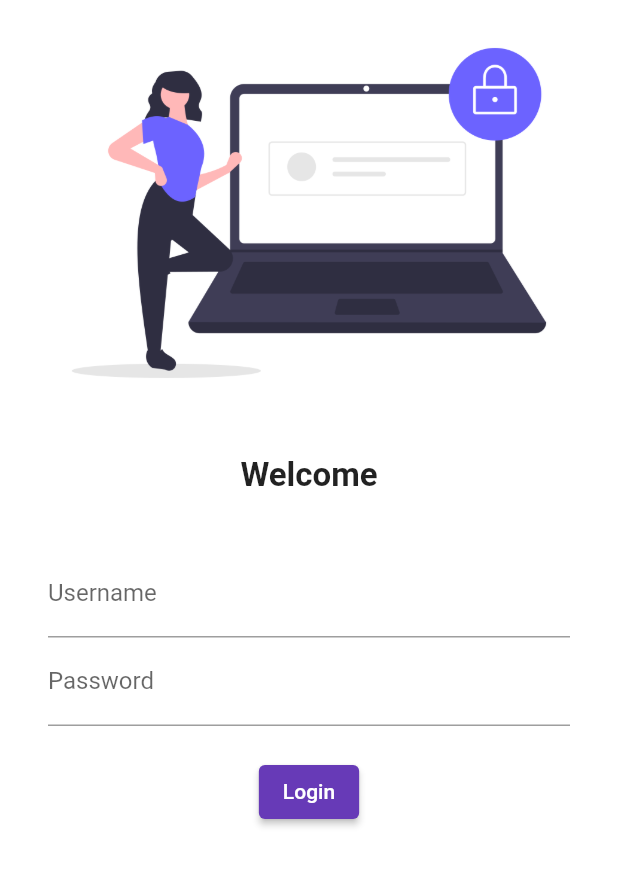
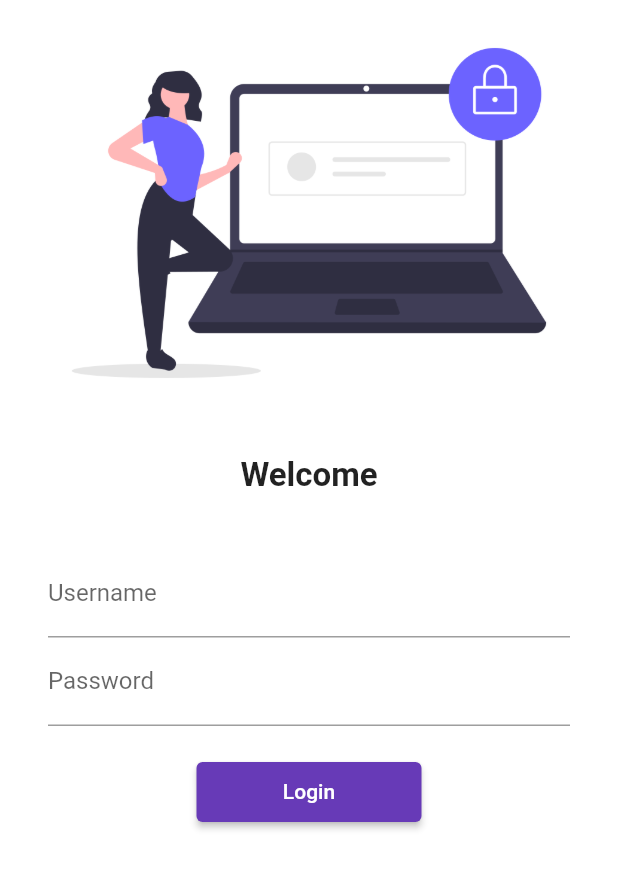
Before and after one commit to Ebra-heem/flutter30dayscourse, a Flutter app: the screen it shows after launch, on a phone screen of 412 x 824 dp. Shown: the top 869 px of the screen. Run offline on Flutter 3.47's test engine with Material 2 defaults, Android fonts, the phone set to English and light mode, and no system bars.

Commit message:
day5 login to home switch

```diff
--- a/lib/main.dart
+++ b/lib/main.dart
@@ -1,6 +1,7 @@
 import "package:flutter/material.dart";
 import 'package:flutter_application_1/pages/login_page.dart';
 import 'pages/home_page.dart';
+import 'utils/routes.dart';
 
 void main() {
   runApp(MyApp());
@@ -14,14 +15,15 @@ class MyApp extends StatelessWidget {
       theme: ThemeData(
         primarySwatch: Colors.deepPurple,
       ),
+      debugShowCheckedModeBanner: false,
       darkTheme: ThemeData(
         brightness: Brightness.dark,
       ),
       initialRoute: '/',
       routes: {
         '/': (context) => const LoginPage(),
-        '/home': (context) => const HomePage(),
-        '/login': (context) => const LoginPage()
+        MyRoutes.homeRoute: (context) => const HomePage(),
+        MyRoutes.loginRoute: (context) => const LoginPage()
       },
     );
   }
--- a/lib/pages/login_page.dart
+++ b/lib/pages/login_page.dart
@@ -1,4 +1,5 @@
 import 'package:flutter/material.dart';
+import '../utils/routes.dart';
 
 class LoginPage extends StatelessWidget {
   const LoginPage({super.key});
@@ -7,6 +8,7 @@ class LoginPage extends StatelessWidget {
   Widget build(BuildContext context) {
     return Material(
         color: Colors.white,
+        child: SingleChildScrollView(
           child: Column(
             children: [
               Image.asset(
@@ -27,8 +29,8 @@ class LoginPage extends StatelessWidget {
                 height: 20,
               ),
               Padding(
-              padding:
-                  const EdgeInsets.symmetric(vertical: 16.0, horizontal: 32.0),
+                padding: const EdgeInsets.symmetric(
+                    vertical: 16.0, horizontal: 32.0),
                 child: Column(
                   children: [
                     TextFormField(
@@ -49,14 +51,17 @@ class LoginPage extends StatelessWidget {
                     ),
                     ElevatedButton(
                       onPressed: () {
-                      print("hi Idrak papa");
+                        Navigator.pushNamed(context, MyRoutes.homeRoute);
                       },
+                      style: TextButton.styleFrom(
+                          minimumSize: const Size(150, 40)),
                       child: const Text("Login"),
                     )
                   ],
                 ),
               )
             ],
+          ),
         ));
   }
 }
--- /dev/null
+++ b/lib/utils/routes.dart
@@ -0,0 +1,4 @@
+class MyRoutes {
+  static String loginRoute = '/login';
+  static String homeRoute = '/home';
+}
```
Lines whose indentation alone changed are shown as unchanged.
